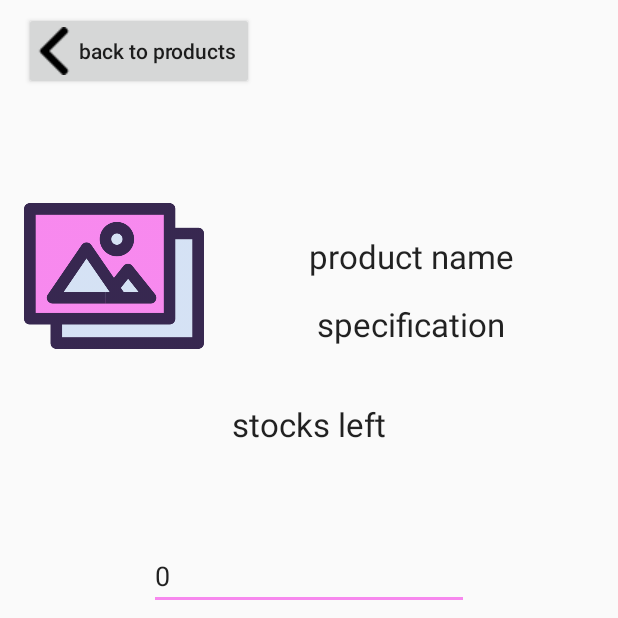
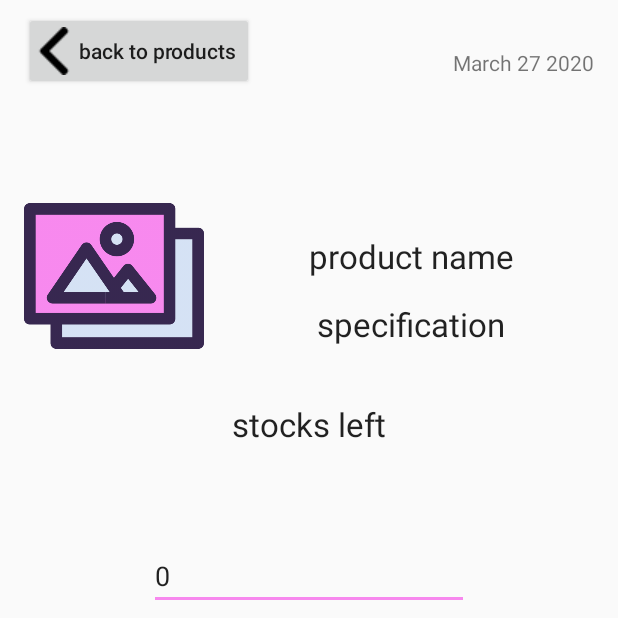
Before and after one commit to neilalden/dream-pouch, an Android app: the sellProductView screen opened directly, with no data from a screen before it, on a phone screen of 412 x 824 dp, the top half of it. Run offline under Robolectric (Android 15) with nearby library versions, the phone set to English and light mode, and no system bars; our stand-ins replace Firebase (no records; nobody signed in at launch, a user with empty details on screens opened directly); libraries missing offline, so code that uses them is left out: com.firebase.ui.

Commit message:
test commit

```diff
--- a/app/src/main/java/com/example/test/sellProductView.java
+++ b/app/src/main/java/com/example/test/sellProductView.java
@@ -5,7 +5,11 @@ import androidx.annotation.Nullable;
 import androidx.appcompat.app.AppCompatActivity;
 import androidx.core.content.ContextCompat;
 
+import android.content.Intent;
 import android.os.Bundle;
+import android.view.View;
+import android.widget.Button;
+import android.widget.EditText;
 import android.widget.ImageView;
 import android.widget.TextView;
 import android.widget.Toast;
@@ -18,25 +22,42 @@ import com.google.firebase.database.DatabaseReference;
 import com.google.firebase.database.FirebaseDatabase;
 import com.google.firebase.database.ValueEventListener;
 
+import java.text.SimpleDateFormat;
+import java.util.Date;
+import java.util.Locale;
 import java.util.Map;
 
 public class sellProductView extends AppCompatActivity {
-    String strRef;
-    TextView tvname, tvspecs, tvstock;
+    String strRef, strAmount, strCustomerName, strName, strSpecs, strimage, dt;
+    String customerID;
+    int stck, amnt;
+    TextView tvname, tvspecs, tvstock, tvdate;
+    EditText amount;
+    Button back,cart;
     ImageView image;
     Product prd;
     DatabaseReference mref;
+    public static String itembought;
     @Override
     protected void onCreate(Bundle savedInstanceState) {
         super.onCreate(savedInstanceState);
         setContentView(R.layout.activity_sell_product_view);
 
+        cart crt = new cart();
         sellListView slv = new sellListView();
         strRef = slv.globalstring;
+        strCustomerName = crt.customerName;
+        customerID = crt.ultimateID;
+        tvdate =findViewById(R.id.date);
         tvname = findViewById(R.id.product_name);
         tvspecs = findViewById(R.id.product_specs);
         tvstock = findViewById(R.id.product_stocks);
         image = findViewById(R.id.imageView);
+        back = findViewById(R.id.btn_back);
+        cart = findViewById(R.id.btn_to_cart);
+        amount = findViewById(R.id.amount);
+        dt = new SimpleDateFormat("MMMM dd yyyy", Locale.getDefault()).format(new Date());
+        tvdate.setText(dt);
         mref = FirebaseDatabase.getInstance().getReference("products/"+strRef);
         mref.addValueEventListener(new ValueEventListener() {
             @Override
@@ -44,8 +65,11 @@ public class sellProductView extends AppCompatActivity {
                 try {
                     prd = dataSnapshot.getValue(Product.class);
                     tvname.setText(prd.getName());
+                    strName = prd.getName();
                     tvspecs.setText(prd.getSpecs());
+                    strSpecs = prd.getSpecs();
                     tvstock.setText("Stocks left: "+prd.getStocks());
+                    stck = Integer.parseInt(String.valueOf(prd.getStocks()));
                     if(prd.getImage() == null){
                         image.setImageDrawable(ContextCompat.getDrawable(sellProductView.this, R.drawable.image));
                     }
@@ -53,9 +77,10 @@ public class sellProductView extends AppCompatActivity {
                         Glide.with(sellProductView.this)
                                 .load(prd.getImage())
                                 .into(image);
+                        strimage = prd.getImage();
                     }
                 }catch (Exception e){
-                    Toast.makeText(sellProductView.this,e.getMessage(),Toast.LENGTH_SHORT).show();
+                   // Toast.makeText(sellProductView.this,e.getMessage(),Toast.LENGTH_SHORT).show();
                 }
             }
 
@@ -64,6 +89,43 @@ public class sellProductView extends AppCompatActivity {
 
             }
         });
+        back.setOnClickListener(new View.OnClickListener() {
+            @Override
+            public void onClick(View view) {
+                Intent i = new Intent(sellProductView.this, sellListView.class);
+                startActivity(i);
+            }
+        });
+        cart.setOnClickListener(new View.OnClickListener() {
+            @Override
+            public void onClick(View view) {
+                strAmount = amount.getText().toString();
+                try{
+                    amnt = Integer.parseInt(strAmount);
+                    if(strAmount.isEmpty()||amnt==0){
+                        Toast.makeText(sellProductView.this, "no amount entered",Toast.LENGTH_SHORT).show();
+                    }
+                    else{
+                        addtocart();
+                    }
+                }catch (Exception e){
+                    Toast.makeText(sellProductView.this, e.getMessage(),Toast.LENGTH_SHORT).show();
+                }
+            }
+        });
+    }
 
+
+    public void addtocart(){
+        try{
+            DatabaseReference CSref = FirebaseDatabase.getInstance().getReference("customerSales").child(customerID);
+            String id = CSref.push().getKey();
+            CustomerSale cs = new CustomerSale(id,strCustomerName,strRef,strName,strSpecs,strimage,amnt,dt);
+            CSref.child(id).setValue(cs);
+            Toast.makeText(sellProductView.this,"added to cart!", Toast.LENGTH_SHORT).show();
+        }
+        catch (Exception e){
+            Toast.makeText(sellProductView.this,e.getMessage(),Toast.LENGTH_LONG).show();
+        }
     }
 }
--- a/app/src/main/res/layout/activity_sell_list_view.xml
+++ b/app/src/main/res/layout/activity_sell_list_view.xml
@@ -13,7 +13,7 @@
         android:layout_marginTop="16dp"
         android:layout_marginEnd="8dp"
         android:text="unicorn products"
-        android:textAppearance="@style/TextAppearance.AppCompat.Display4"
+        android:textAppearance="@style/TextAppearance.AppCompat.Body1"
         android:textColor="#000"
         android:textSize="25dp"
         android:textStyle="bold"
@@ -25,12 +25,12 @@
         android:id="@+id/btn_back"
         android:layout_width="wrap_content"
         android:layout_height="wrap_content"
-        android:layout_marginStart="16dp"
         android:layout_marginTop="8dp"
         android:drawableLeft="@drawable/back"
         android:paddingLeft="4dp"
-        android:text="back to cart"
+        android:text="back to purchases"
         android:textAllCaps="false"
+        app:layout_constraintEnd_toStartOf="@+id/textView5"
         app:layout_constraintStart_toStartOf="parent"
         app:layout_constraintTop_toTopOf="parent" />
 
--- a/app/src/main/res/layout/activity_sell_product_view.xml
+++ b/app/src/main/res/layout/activity_sell_product_view.xml
@@ -52,6 +52,17 @@
         app:layout_constraintTop_toBottomOf="@+id/btn_back" />
 
     <TextView
+        android:id="@+id/date"
+        android:layout_width="wrap_content"
+        android:layout_height="wrap_content"
+        android:layout_marginTop="32dp"
+        android:layout_marginEnd="16dp"
+        android:text="date"
+        android:textAppearance="@style/TextAppearance.AppCompat.Small"
+        app:layout_constraintEnd_toEndOf="parent"
+        app:layout_constraintTop_toTopOf="parent" />
+
+    <TextView
         android:id="@+id/product_specs"
         android:layout_width="wrap_content"
         android:layout_height="wrap_content"
@@ -75,7 +86,7 @@
         app:layout_constraintTop_toBottomOf="@+id/product_stocks" />
 
     <Button
-        android:id="@+id/button2"
+        android:id="@+id/btn_to_cart"
         style="@style/Widget.AppCompat.Button.Colored"
         android:layout_width="wrap_content"
         android:layout_height="wrap_content"
```
Also changed, not shown: app/src/main/java/com/example/test/CustomerSale.java (added, +91 -0 lines), app/src/main/java/com/example/test/MainActivity.java (+20 -0 lines), app/src/main/java/com/example/test/cart.java (+38 -8 lines), app/src/main/java/com/example/test/dashboard.java (+18 -0 lines), app/src/main/java/com/example/test/home.java (+15 -0 lines), app/src/main/res/layout/activity_cart.xml (+17 -6 lines).
